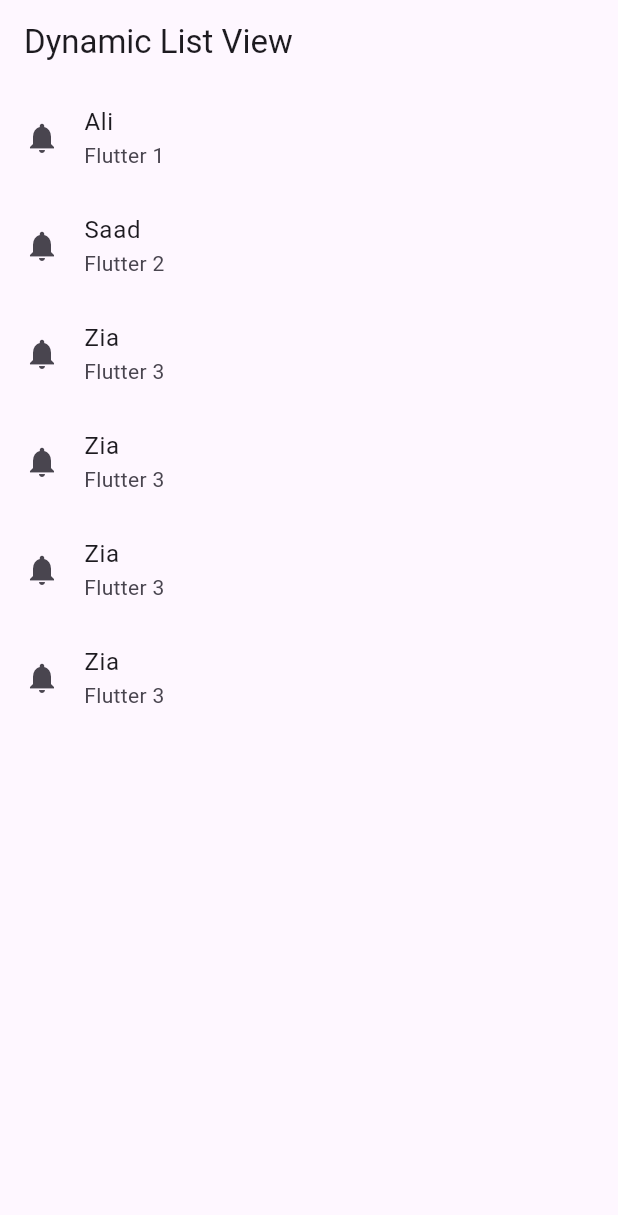
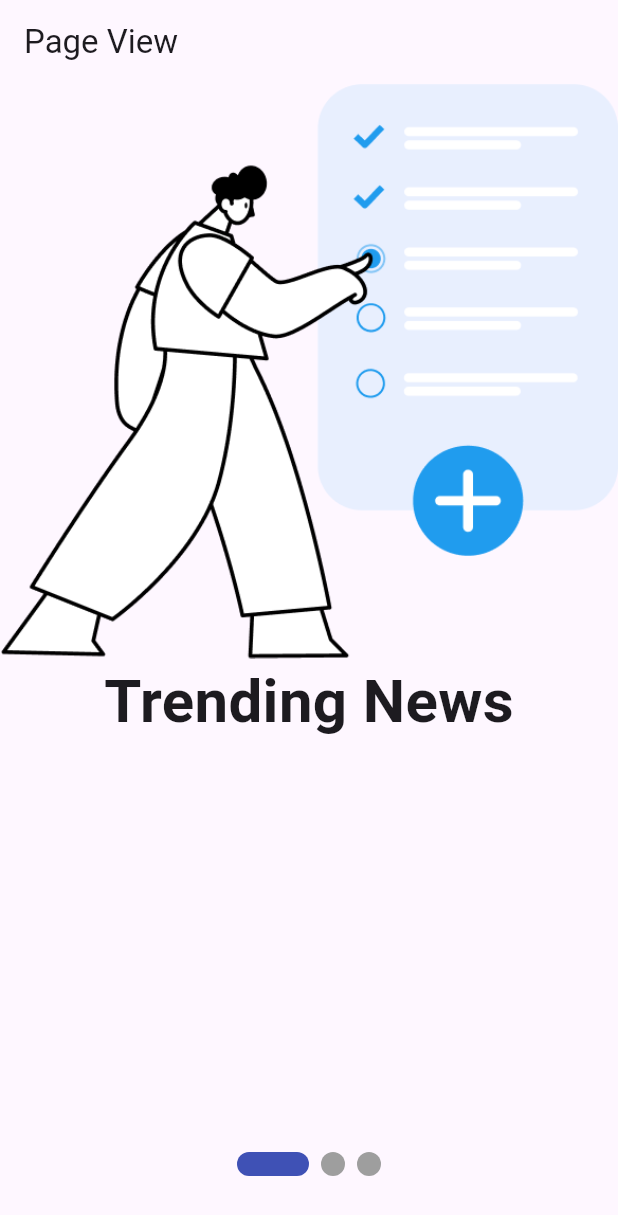
Before and after one commit to MuhammadAliKust/SaadAliProject, a Flutter app: the screen it shows after launch, on a phone screen of 412 x 824 dp. Shown: the top 1215 px of the screen. Run offline on Flutter 3.47's test engine with Material 3 defaults, Android fonts, the light colour scheme and no system bars; drawn by our look-alikes of smooth_page_indicator.

Commit message:
PageView Builder Done

```diff
--- a/lib/main.dart
+++ b/lib/main.dart
@@ -5,6 +5,7 @@ import 'package:saad_ali/login_view.dart';
 import 'package:saad_ali/multiple_selection.dart';
 import 'package:saad_ali/network_image.dart';
 import 'package:saad_ali/notification_screen.dart';
+import 'package:saad_ali/page_view_builder.dart';
 import 'package:saad_ali/single_selection_view.dart';
 
 import 'column_row.dart';
@@ -20,7 +21,7 @@ class MyApp extends StatelessWidget {
   Widget build(BuildContext context) {
     return MaterialApp(
       debugShowCheckedModeBanner: false,
-      home: DynamicListView(),
+      home: PageViewBuilderDemo(),
     );
   }
 }
--- /dev/null
+++ b/lib/models/onboarding.dart
@@ -0,0 +1,6 @@
+class OnBoardingModel {
+  final String title;
+  final String image;
+
+  OnBoardingModel({required this.title, required this.image});
+}
--- /dev/null
+++ b/lib/page_view_builder.dart
@@ -0,0 +1,56 @@
+import 'package:flutter/material.dart';
+import 'package:saad_ali/models/onboarding.dart';
+import 'package:smooth_page_indicator/smooth_page_indicator.dart';
+
+class PageViewBuilderDemo extends StatelessWidget {
+  PageViewBuilderDemo({super.key});
+
+  List<OnBoardingModel> onBoardingList = [
+    OnBoardingModel(title: 'Trending News', image: 'assets/images/2.png'),
+    OnBoardingModel(
+        title: 'React, Save & Share News', image: 'assets/images/3.png'),
+    OnBoardingModel(
+        title: 'Videos & Live News From YouTube', image: 'assets/images/4.png'),
+  ];
+
+  PageController controller = PageController();
+
+  @override
+  Widget build(BuildContext context) {
+    return Scaffold(
+      appBar: AppBar(
+        title: Text("Page View"),
+      ),
+      body: Column(
+        children: [
+          Expanded(
+
+            child: PageView.builder(
+              controller: controller,
+                itemCount: onBoardingList.length,
+                scrollDirection: Axis.horizontal,
+                itemBuilder: (context, i) {
+                  return Column(
+                    children: [
+                      Image.asset(onBoardingList[i].image),
+                      Text(onBoardingList[i].title.toString(),style: TextStyle(
+                        fontSize: 40,
+                        fontWeight: FontWeight.bold
+                      ),)
+                    ],
+                  );
+                }),
+          ),
+          SmoothPageIndicator(
+              controller: controller,  // PageController
+              count:  onBoardingList.length,
+              effect:  ExpandingDotsEffect(),  // your preferred effect
+              onDotClicked: (index){
+              }
+          ),
+          SizedBox(height: 40,)
+        ],
+      ),
+    );
+  }
+}
--- a/pubspec.yaml
+++ b/pubspec.yaml
@@ -35,6 +35,7 @@ dependencies:
   # The following adds the Cupertino Icons font to your application.
   # Use with the CupertinoIcons class for iOS style icons.
   cupertino_icons: ^1.0.8
+  smooth_page_indicator: ^1.2.0+3
 
 dev_dependencies:
   flutter_test:
```
Also changed, not shown: assets/images/2.png (added), assets/images/3.png (added), assets/images/4.png (added), pubspec.lock.
